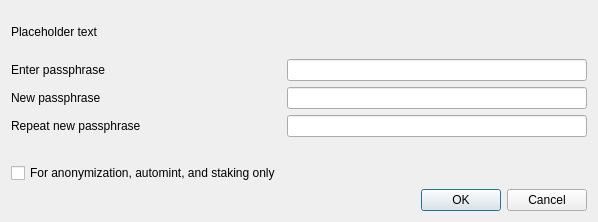
Old version of the form src/qt/forms/askpassphrasedialog.ui in the repository mammix2/kore-mammix2.
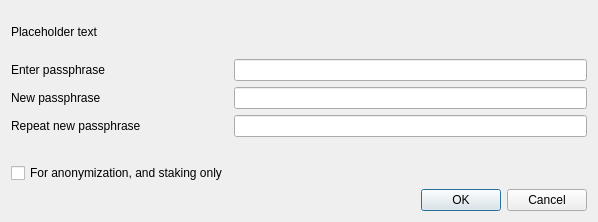
New version of the form.

```diff
--- a/src/qt/forms/askpassphrasedialog.ui
+++ b/src/qt/forms/askpassphrasedialog.ui
@@ -117,7 +117,7 @@
         <string>Serves to disable the trivial sendmoney when OS account compromised. Provides no real security.</string>
        </property>
        <property name="text">
-        <string>For anonymization, automint, and staking only</string>
+        <string>For anonymization, and staking only</string>
        </property>
        <property name="visible">
         <bool>false</bool>
```
